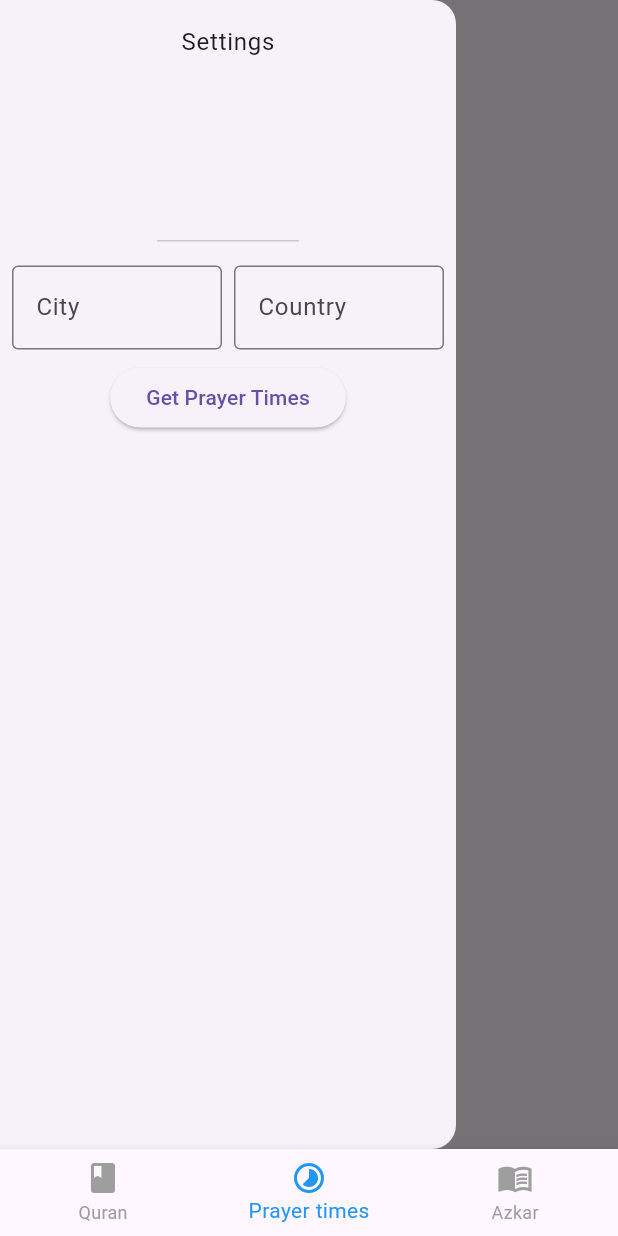
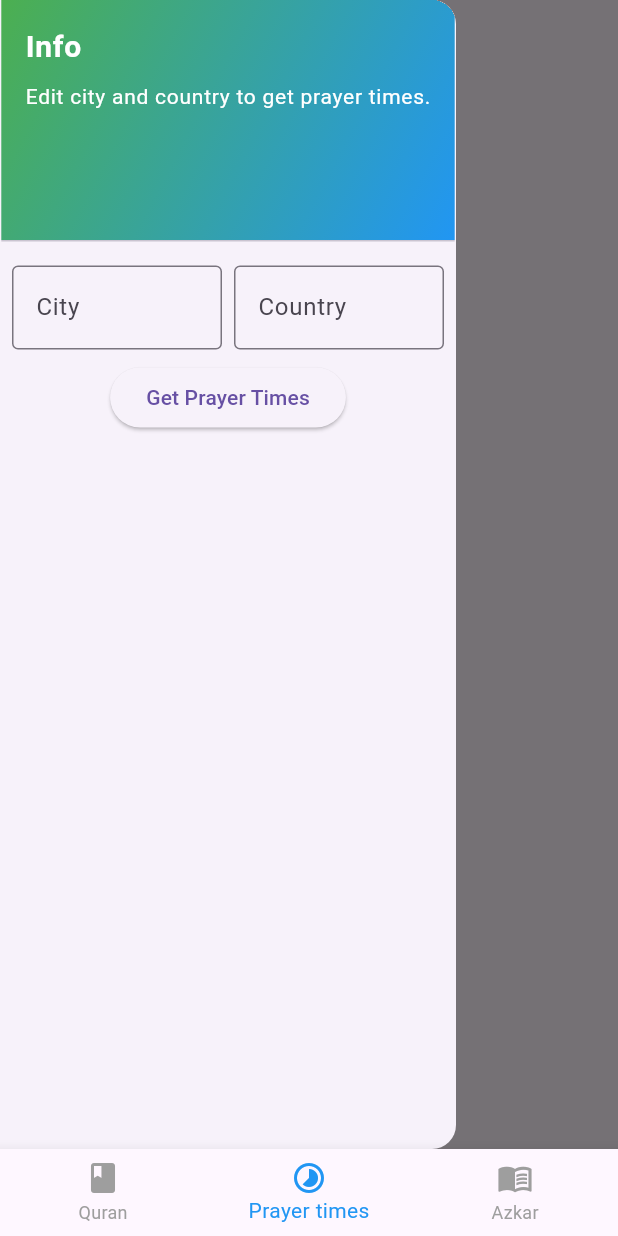
Before and after one commit to bakr286/islamic_app, a Flutter app: the screen it shows after launch, item 2 of the bottom bar chosen, with the side drawer open, on a phone screen of 412 x 824 dp. Run offline on Flutter 3.47's test engine with Material 3 defaults, Android fonts, the phone set to English and light mode, and no system bars; our stand-ins replace gradient_borders, sqflite; missing offline and left inert: quran_library; accounts and stored records are empty.

Commit message:
version 1.0.0

```diff
--- a/lib/helpers/prayer times/prayer_times_provider.dart
+++ b/lib/helpers/prayer times/times_provider.dart
@@ -1,9 +1,7 @@
 import 'package:flutter/material.dart';
 import 'package:islamic_app/data/prayer_times_data.dart';
-
-import 'prayer_times_api.dart';
-import 'prayer_times_save.dart';
-
+import 'api_helper.dart';
+import 'database.dart';
 
 class PrayerTimesProvider extends ChangeNotifier {
   final PrayerTimesAPI _prayerTimesAPI = PrayerTimesAPI();
@@ -26,10 +24,10 @@ class PrayerTimesProvider extends ChangeNotifier {
   dynamic get hijriDate => _hijriDate;
 
   PrayerTimesProvider() {
-    _loadSavedPrayerTimes();
+    loadSavedPrayerTimes();
   }
 
-  Future<void> _loadSavedPrayerTimes() async {
+  Future<void> loadSavedPrayerTimes() async {
     _isLoading = true;
     notifyListeners();
 
@@ -40,14 +38,14 @@ class PrayerTimesProvider extends ChangeNotifier {
           .toList();
       _hijriDate = _prayerTimes['hijriDate'];
     } catch (e) {
-      // Handle error, maybe show a snackbar
+      // Handle error, maybe show a snackbar here if needed.
     } finally {
       _isLoading = false;
       notifyListeners();
     }
   }
 
-  Future<void> getPrayerTimes() async {
+  Future<void> getPrayerTimes(BuildContext context) async {
     _isLoading = true;
     notifyListeners();
 
@@ -67,7 +65,9 @@ class PrayerTimesProvider extends ChangeNotifier {
 
       _hijriDate = _prayerTimes['hijriDate'];
     } catch (e) {
-      // Handle error, maybe show a snackbar
+      ScaffoldMessenger.of(context).showSnackBar(
+        SnackBar(content: Text('Error loading prayer times: $e')),
+      );
     } finally {
       _isLoading = false;
       notifyListeners();
--- a/lib/screens/main_screen.dart
+++ b/lib/screens/main_screen.dart
@@ -26,7 +26,8 @@ class _HomeScreenState extends State<HomeScreen> {
 
   @override
   Widget build(BuildContext context) {
-    return Scaffold(
+    return SafeArea(
+      child: Scaffold(
 
         body: _screens[_selectedIndex],
         bottomNavigationBar: BottomNavigationBar(
@@ -45,6 +46,7 @@ class _HomeScreenState extends State<HomeScreen> {
           unselectedItemColor: Colors.grey,
           onTap: _onItemTapped,
         ),
+      ),
     );
   }
 }
--- a/lib/screens/prayer_times.dart
+++ b/lib/screens/prayer_times.dart
@@ -1,8 +1,7 @@
 import 'package:flutter/material.dart';
 import 'package:islamic_app/widgets/prayer_time_widget.dart';
 import 'package:provider/provider.dart';
-
-import '../helpers/prayer times/prayer_times_provider.dart';
+import '../helpers/prayer times/times_provider.dart';
 
 class PrayerTimes extends StatelessWidget {
   const PrayerTimes({super.key});
@@ -17,26 +16,70 @@ class PrayerTimes extends StatelessWidget {
             drawer: Drawer(
               child: Column(
                 children: [
-                  const DrawerHeader(child: Text('Settings')),
+                  DrawerHeader(
+                    decoration: BoxDecoration(
+                      gradient: LinearGradient(
+                        colors: [Theme.of(context).primaryColor, Colors.blue],
+
+                        begin: Alignment.topLeft,
+
+                        end: Alignment.bottomRight,
+                      ),
+                    ),
+
+                    child: Column(
+                      crossAxisAlignment: CrossAxisAlignment.start,
+
+                      children: [
+                        const Text(
+                          'Info',
+
+                          style: TextStyle(
+                            color: Colors.white,
+
+                            fontSize: 20,
+
+                            fontWeight: FontWeight.bold,
+                          ),
+                        ),
+
+                        const SizedBox(height: 8),
+
+                        const Text(
+                          'Edit city and country to get prayer times.',
+
+                          style: TextStyle(color: Colors.white, fontSize: 14),
+                        ),
+                      ],
+                    ),
+                  ),
+
                   Padding(
                     padding: const EdgeInsets.all(8.0),
+
                     child: Row(
                       children: [
                         Expanded(
                           child: TextField(
                             controller: provider.cityController,
+
                             decoration: const InputDecoration(
                               labelText: 'City',
+
                               border: OutlineInputBorder(),
                             ),
                           ),
                         ),
+
                         const SizedBox(width: 8.0),
+
                         Expanded(
                           child: TextField(
                             controller: provider.countryController,
+
                             decoration: const InputDecoration(
                               labelText: 'Country',
+
                               border: OutlineInputBorder(),
                             ),
                           ),
@@ -44,25 +87,39 @@ class PrayerTimes extends StatelessWidget {
                       ],
                     ),
                   ),
+
                   ElevatedButton(
                     onPressed: () async {
-                      await provider.getPrayerTimes();
+                      await provider.getPrayerTimes(context).then((_) {
+
+    provider.loadSavedPrayerTimes();
+                      });
                     },
+
                     child: const Text('Get Prayer Times'),
                   ),
                 ],
               ),
             ),
+
             appBar: AppBar(
               title: const Text('Prayer Times'),
+
               centerTitle: true,
+
               actions: [
                 if (provider.hijriDate != null)
                   Padding(
                     padding: const EdgeInsets.all(8.0),
+
                     child: Text(
                       '${provider.hijriDate['day']} ${provider.hijriDate['month']['ar']}',
-                      style: TextStyle(fontSize: 16, fontWeight: FontWeight.bold),
+
+                      style: TextStyle(
+                        fontSize: 16,
+
+                        fontWeight: FontWeight.bold,
+                      ),
                     ),
                   ),
               ],
@@ -72,10 +129,13 @@ class PrayerTimes extends StatelessWidget {
               child: Column(
                 children: [
                   Expanded(
-                    child: provider.isLoading
+                    child:
+                        provider.isLoading
                             ? const Center(child: CircularProgressIndicator())
                             : provider.prayerTimes.isEmpty
-                            ? const Center(child: Text('Enter city and country'))
+                            ? const Center(
+                              child: Text('Enter city and country'),
+                            )
                             : ListView.builder(
                               itemCount: provider.loadedTimes.length,
                               itemBuilder: (context, index) {
@@ -85,7 +145,8 @@ class PrayerTimes extends StatelessWidget {
                                     provider.loadedTimes[index].value;
                                 return PrayerTime(
                                   prayerName: prayerName,
-                                      prayerTime: prayerTime);
+                                  prayerTime: prayerTime,
+                                );
                               },
                             ),
                   ),
```
Also changed, not shown: lib/helpers/prayer times/api_helper.dart (renamed from lib/helpers/prayer times/prayer_times_api.dart), lib/helpers/prayer times/database.dart (renamed from lib/helpers/prayer times/prayer_times_save.dart). Lines whose indentation alone changed are shown as unchanged.
